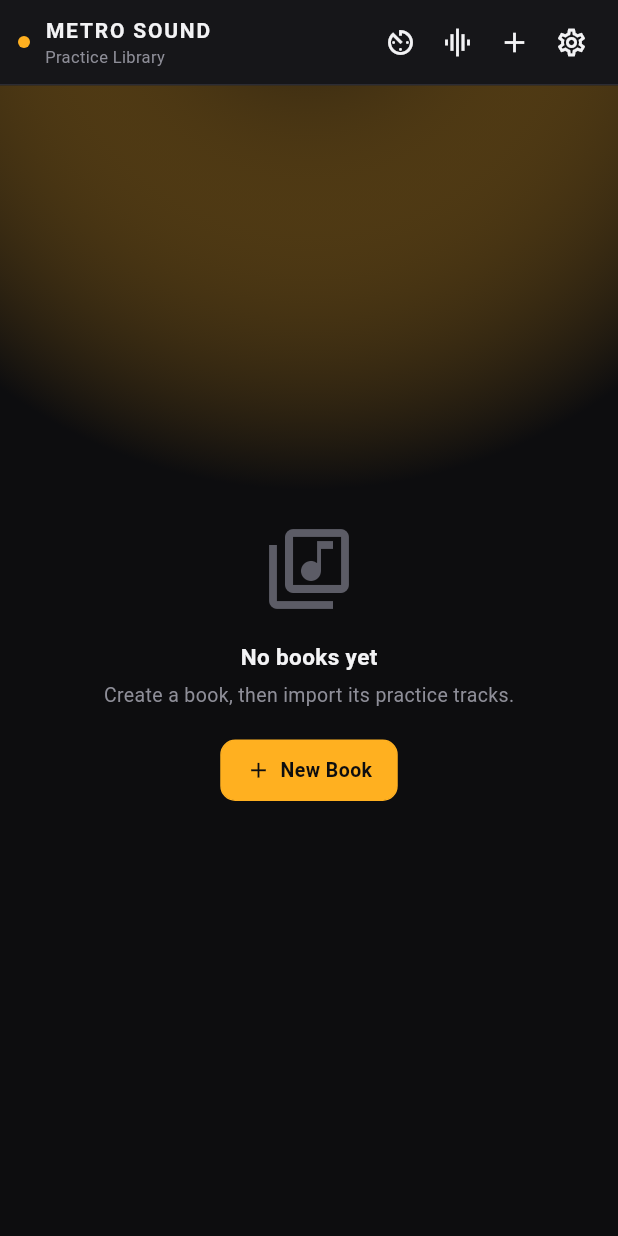
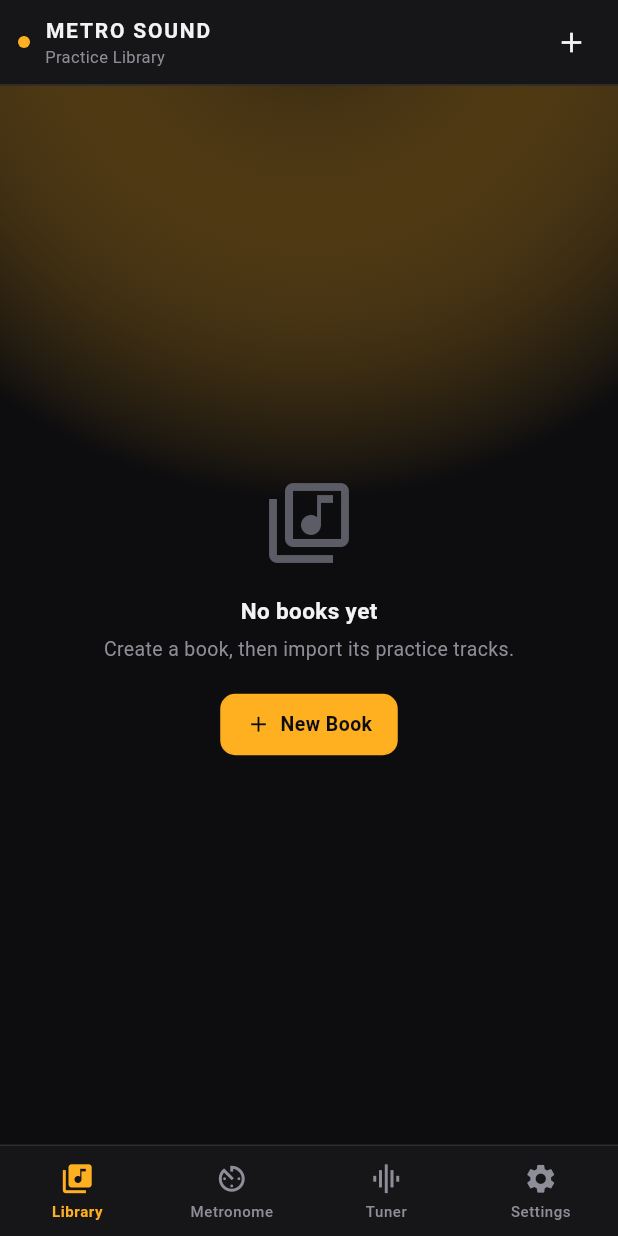
Before and after one commit to golkhandani/metro_sound, a Flutter app: the screen it shows after launch, on a phone screen of 412 x 824 dp. Run offline on Flutter 3.47's test engine with Material 3 defaults, Android fonts, the phone set to English and light mode, and no system bars; our stand-ins replace audioplayers, file_picker, google_sign_in, googleapis_auth, just_audio; missing offline and left inert: extension_google_sign_in_as_googleapis_auth, flutter_audio_capture, googleapis, pitch_detector_dart; statements that could not run were skipped.

Commit message:
Bottom-tab navigation, haptics, and UX clarity pass
Navigation
- Replace crowded top-bar actions with a bottom nav: Library · Metronome ·
  Tuner · Settings. Tools are now first-class tabs; Library keeps just "+".
- RootShell drives the tuner mic per-tab (listens only while Tuner is shown);
  metronome keeps ticking across tabs. Book/player push full-screen over tabs.

Feel
- Light haptics on taps/toggles/segments/steppers, firmer impact on play/start,
  and a haptic "lock" the instant the tuner reads in-tune.
- Universal press-scale feedback (Pressable) on tiles, rows, steppers, buttons.

Clarity / safety
- Track row: replace the misleading play-arrow done-toggle with a clean
  checkbox (ring → amber check); row tap plays, circle marks done.
- Confirm before deleting a track.

Co-Authored-By: Claude Opus 4.8 (1M context) <noreply@anthropic.com>

```diff
--- a/lib/main.dart
+++ b/lib/main.dart
@@ -7,7 +7,7 @@ import 'services/library_store.dart';
 import 'services/metronome.dart';
 import 'services/settings.dart';
 import 'services/tuner.dart';
-import 'screens/books_screen.dart';
+import 'screens/root_shell.dart';
 import 'ui/studio.dart';
 
 Future<void> main() async {
@@ -57,7 +57,7 @@ class MetroSoundApp extends StatelessWidget {
         debugShowCheckedModeBanner: false,
         theme: studioTheme(),
         themeMode: ThemeMode.dark,
-        home: const BooksScreen(),
+        home: const RootShell(),
       ),
     );
   }
--- a/lib/screens/books_screen.dart
+++ b/lib/screens/books_screen.dart
@@ -8,9 +8,6 @@ import '../models/book.dart';
 import '../services/library_store.dart';
 import '../ui/studio.dart';
 import 'book_screen.dart';
-import 'metronome_screen.dart';
-import 'settings_screen.dart';
-import 'tuner_screen.dart';
 
 class BooksScreen extends StatelessWidget {
   const BooksScreen({super.key});
@@ -76,24 +73,9 @@ class BooksScreen extends StatelessWidget {
       subtitle: 'Practice Library',
       actions: [
         StudioIconButton(
-            icon: Icons.av_timer,
-            tooltip: 'Metronome',
-            onTap: () => Navigator.of(context).push(MaterialPageRoute(
-                builder: (_) => const MetronomeScreen()))),
-        StudioIconButton(
-            icon: Icons.graphic_eq,
-            tooltip: 'Tuner',
-            onTap: () => Navigator.of(context).push(MaterialPageRoute(
-                builder: (_) => const TunerScreen()))),
-        StudioIconButton(
             icon: Icons.add,
             tooltip: 'New book',
             onTap: () => _createBook(context)),
-        StudioIconButton(
-            icon: Icons.settings_outlined,
-            tooltip: 'Settings',
-            onTap: () => Navigator.of(context).push(MaterialPageRoute(
-                builder: (_) => const SettingsScreen()))),
       ],
       body: !library.ready
           ? const Center(
@@ -143,7 +125,7 @@ class _BookTile extends StatelessWidget {
   @override
   Widget build(BuildContext context) {
     final hasCover = book.coverPath != null && File(book.coverPath!).existsSync();
-    return GestureDetector(
+    return Pressable(
       onTap: onOpen,
       child: MouseRegion(
         cursor: SystemMouseCursors.click,
--- /dev/null
+++ b/lib/screens/root_shell.dart
@@ -0,0 +1,133 @@
+import 'package:flutter/material.dart';
+import 'package:provider/provider.dart';
+
+import '../services/tuner.dart';
+import '../ui/studio.dart';
+import 'books_screen.dart';
+import 'metronome_screen.dart';
+import 'settings_screen.dart';
+import 'tuner_screen.dart';
+
+/// Bottom-tab shell: Library · Metronome · Tuner · Settings. Detail screens
+/// (book, player) push over the whole shell from the Library tab.
+class RootShell extends StatefulWidget {
+  const RootShell({super.key});
+
+  @override
+  State<RootShell> createState() => _RootShellState();
+}
+
+class _RootShellState extends State<RootShell> {
+  int _index = 0;
+  static const _tunerTab = 2;
+
+  void _select(int i) {
+    if (i == _index) {
+      return;
+    }
+    final tuner = context.read<Tuner>();
+    setState(() => _index = i);
+    // Run the mic only while the Tuner tab is showing.
+    if (i == _tunerTab) {
+      tuner.start();
+    } else {
+      tuner.stop();
+    }
+  }
+
+  @override
+  Widget build(BuildContext context) {
+    return Scaffold(
+      backgroundColor: Studio.bg,
+      body: IndexedStack(
+        index: _index,
+        children: const [
+          BooksScreen(),
+          MetronomeScreen(),
+          TunerScreen(),
+          SettingsScreen(),
+        ],
+      ),
+      bottomNavigationBar: _BottomNav(index: _index, onTap: _select),
+    );
+  }
+}
+
+class _BottomNav extends StatelessWidget {
+  final int index;
+  final ValueChanged<int> onTap;
+  const _BottomNav({required this.index, required this.onTap});
+
+  static const _items = [
+    (Icons.library_music, 'Library'),
+    (Icons.av_timer, 'Metronome'),
+    (Icons.graphic_eq, 'Tuner'),
+    (Icons.settings, 'Settings'),
+  ];
+
+  @override
+  Widget build(BuildContext context) {
+    return Container(
+      decoration: const BoxDecoration(
+        color: Studio.surface,
+        border: Border(top: BorderSide(color: Studio.line)),
+      ),
+      child: SafeArea(
+        top: false,
+        child: SizedBox(
+          height: 60,
+          child: Row(
+            children: [
+              for (var i = 0; i < _items.length; i++)
+                Expanded(
+                  child: _NavItem(
+                    icon: _items[i].$1,
+                    label: _items[i].$2,
+                    active: i == index,
+                    onTap: () => onTap(i),
+                  ),
+                ),
+            ],
+          ),
+        ),
+      ),
+    );
+  }
+}
+
+class _NavItem extends StatelessWidget {
+  final IconData icon;
+  final String label;
+  final bool active;
+  final VoidCallback onTap;
+  const _NavItem({
+    required this.icon,
+    required this.label,
+    required this.active,
+    required this.onTap,
+  });
+
+  @override
+  Widget build(BuildContext context) {
+    final color = active ? Studio.amber : Studio.textSecondary;
+    return Pressable(
+      onTap: onTap,
+      child: Container(
+        color: Colors.transparent,
+        child: Column(
+          mainAxisAlignment: MainAxisAlignment.center,
+          children: [
+            Icon(icon, color: color, size: 23),
+            const SizedBox(height: 3),
+            Text(label,
+                style: TextStyle(
+                    fontSize: 10,
+                    letterSpacing: 0.4,
+                    fontWeight: active ? FontWeight.w700 : FontWeight.w500,
+                    color: color)),
+          ],
+        ),
+      ),
+    );
+  }
+}
--- a/lib/screens/settings_screen.dart
+++ b/lib/screens/settings_screen.dart
@@ -58,7 +58,7 @@ class SettingsScreen extends StatelessWidget {
 
     return StudioScaffold(
       title: 'Settings',
-      showBack: true,
+      showBack: false,
       body: ListView(
         padding: const EdgeInsets.all(16),
         children: [
--- a/lib/services/tuner.dart
+++ b/lib/services/tuner.dart
@@ -2,6 +2,7 @@ import 'dart:io' show Platform;
 import 'dart:math' as math;
 
 import 'package:flutter/foundation.dart';
+import 'package:flutter/services.dart';
 import 'package:flutter_audio_capture/flutter_audio_capture.dart';
 import 'package:pitch_detector_dart/pitch_detector.dart';
 
@@ -23,6 +24,7 @@ class Tuner extends ChangeNotifier {
   final List<double> _buf = [];
   bool _processing = false;
   bool _inited = false;
+  bool _wasInTune = false;
 
   // 12 = semitones, 24 = Persian quarter-tones (set from settings).
   int _divisions = 12;
@@ -140,6 +142,10 @@ class Tuner extends ChangeNotifier {
         _cents = ((stepF - nearest) * centsPerDiv).round();
         _noteIndex = nearest % divs;
         _octave = (nearest ~/ divs) - 1;
+        // Light haptic the moment the note locks into tune.
+        final nowInTune = _cents.abs() <= 5;
+        if (nowInTune && !_wasInTune) HapticFeedback.lightImpact();
+        _wasInTune = nowInTune;
         _pitched = true;
         _hasReading = true;
         _needle += (_cents - _needle) * 0.35;
--- a/lib/ui/studio.dart
+++ b/lib/ui/studio.dart
@@ -1,4 +1,11 @@
 import 'package:flutter/material.dart';
+import 'package:flutter/services.dart';
+
+/// Light tactile feedback (no-op where unsupported).
+class Haptics {
+  static void tap() => HapticFeedback.selectionClick();
+  static void impact() => HapticFeedback.lightImpact();
+}
 
 /// "Dark Studio" — a bespoke pro-audio design system. Near-black surfaces,
 /// amber accent, monospace numeric readouts, fader-style controls. Used on
@@ -242,7 +249,7 @@ class StudioCard extends StatelessWidget {
       child: child,
     );
     if (onTap == null) return card;
-    return _Pressable(onTap: onTap!, child: card);
+    return Pressable(onTap: onTap!, child: card);
   }
 }
 
@@ -394,7 +401,7 @@ class StudioButton extends StatelessWidget {
     }
     return Opacity(
       opacity: disabled ? 0.4 : 1,
-      child: _Pressable(
+      child: Pressable(
         onTap: onTap ?? () {},
         child: Container(
           padding: const EdgeInsets.symmetric(horizontal: 16, vertical: 10),
@@ -441,7 +448,7 @@ class StudioIconButton extends StatelessWidget {
 
   @override
   Widget build(BuildContext context) {
-    final btn = _Pressable(
+    final btn = Pressable(
       onTap: onTap ?? () {},
       child: Opacity(
         opacity: onTap == null ? 0.35 : 1,
@@ -480,7 +487,7 @@ class StudioSegmented<T> extends StatelessWidget {
         mainAxisSize: MainAxisSize.min,
         children: [
           for (final (value, label) in options)
-            _Pressable(
+            Pressable(
               onTap: () => onChanged(value),
               child: AnimatedContainer(
                 duration: const Duration(milliseconds: 120),
@@ -511,7 +518,7 @@ class StudioSwitch extends StatelessWidget {
 
   @override
   Widget build(BuildContext context) {
-    return _Pressable(
+    return Pressable(
       onTap: () => onChanged(!value),
       child: AnimatedContainer(
         duration: const Duration(milliseconds: 150),
@@ -541,16 +548,19 @@ class StudioSwitch extends StatelessWidget {
 }
 
 /// Lightweight press-scale feedback without Material ink.
-class _Pressable extends StatefulWidget {
+/// Tap target with press-scale feedback + light haptic. Reusable everywhere.
+class Pressable extends StatefulWidget {
   final Widget child;
   final VoidCallback onTap;
-  const _Pressable({required this.child, required this.onTap});
+  final bool haptic;
+  const Pressable(
+      {super.key, required this.child, required this.onTap, this.haptic = true});
 
   @override
-  State<_Pressable> createState() => _PressableState();
+  State<Pressable> createState() => PressableState();
 }
 
-class _PressableState extends State<_Pressable> {
+class PressableState extends State<Pressable> {
   bool _down = false;
   @override
   Widget build(BuildContext context) {
@@ -560,7 +570,10 @@ class _PressableState extends State<_Pressable> {
         onTapDown: (_) => setState(() => _down = true),
         onTapUp: (_) => setState(() => _down = false),
         onTapCancel: () => setState(() => _down = false),
-        onTap: widget.onTap,
+        onTap: () {
+          if (widget.haptic) Haptics.tap();
+          widget.onTap();
+        },
         child: AnimatedScale(
           scale: _down ? 0.96 : 1,
           duration: const Duration(milliseconds: 90),
@@ -618,7 +631,7 @@ Future<void> showStudioMenu(BuildContext context,
                   mainAxisSize: MainAxisSize.min,
                   children: [
                     for (final a in actions)
-                      _Pressable(
+                      Pressable(
                         onTap: () {
                           Navigator.pop(ctx);
                           a.onTap();
```
Also changed, not shown: lib/screens/book_screen.dart (+18 -10 lines), lib/screens/metronome_screen.dart (+7 -10 lines), lib/screens/player_screen.dart (+5 -5 lines), lib/screens/tuner_screen.dart (+3 -15 lines), .claude/settings.local.json.
